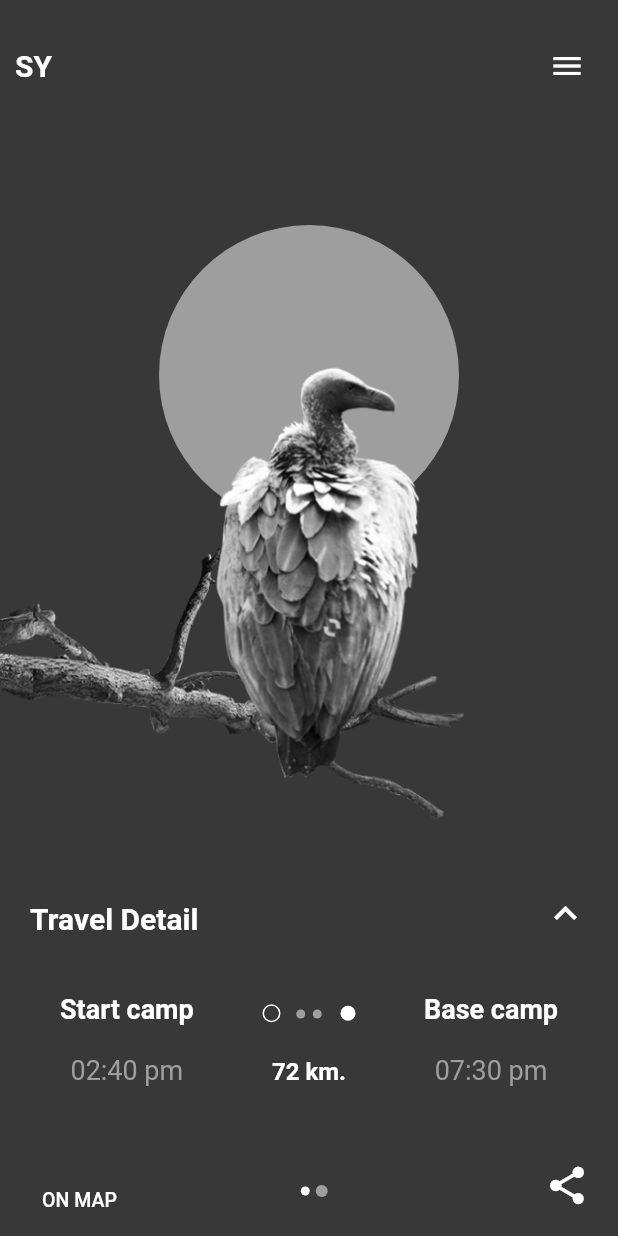
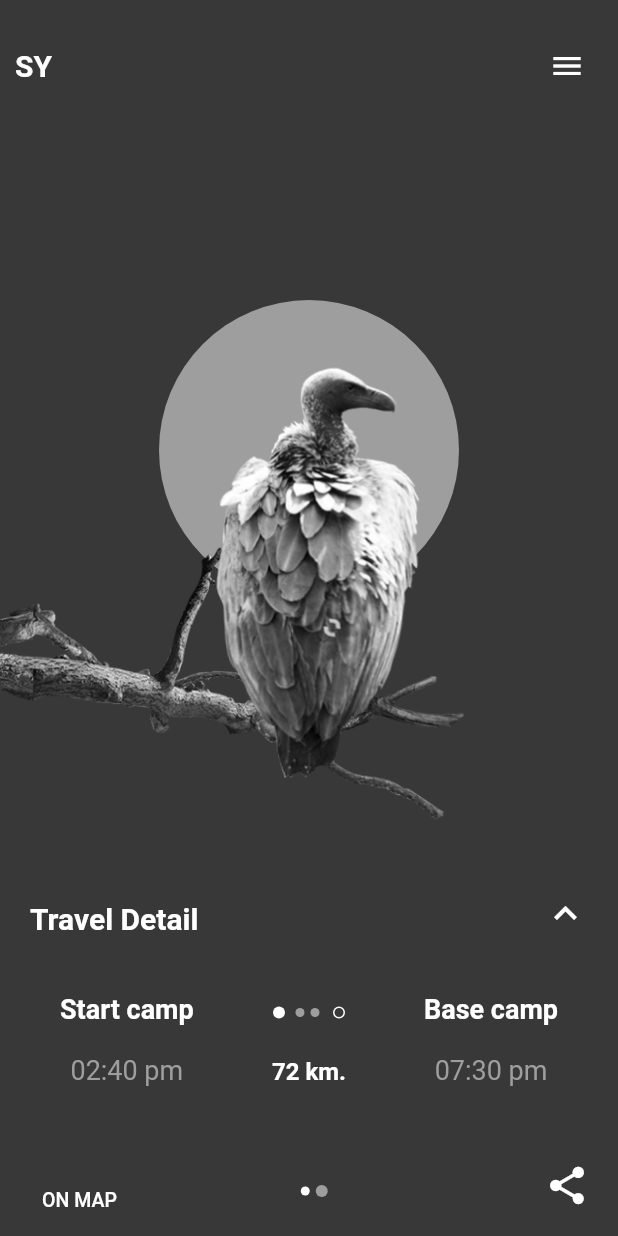
Before and after one commit to taylanyildiz/Travel-UI, a Flutter app: the screen it shows after launch, swiped to page 2, on a phone screen of 412 x 824 dp. Run offline on Flutter 3.47's test engine with Material 2 defaults, Android fonts, the light colour scheme and no system bars.

Commit message:
added circle center button animation

```diff
--- a/lib/screens/pages/leopard_page.dart
+++ b/lib/screens/pages/leopard_page.dart
@@ -11,15 +11,11 @@ class LeopardPage extends StatelessWidget {
 
   @override
   Widget build(BuildContext context) {
-    return Center(
-      child: Column(
-        mainAxisAlignment: MainAxisAlignment.center,
-        crossAxisAlignment: CrossAxisAlignment.start,
+    return Stack(
       children: [
         _The72Text(controller: controller),
         _LeopardDescription(controller: controller),
       ],
-      ),
     );
   }
 }
@@ -32,7 +28,9 @@ class _The72Text extends AnimatedWidget {
   final PageController controller;
   @override
   Widget build(BuildContext context) {
-    return Transform.translate(
+    return Positioned(
+      top: 150.0,
+      child: Transform.translate(
         offset: Offset(-60 - 0.5 * (controller.offset), 0),
         child: RotatedBox(
           quarterTurns: 1,
@@ -42,6 +40,7 @@ class _The72Text extends AnimatedWidget {
               color: Colors.white,
               fontSize: 350.0,
               fontWeight: FontWeight.bold,
+            ),
           ),
         ),
       ),
@@ -59,14 +58,20 @@ class _LeopardDescription extends AnimatedWidget {
 
   @override
   Widget build(BuildContext context) {
+    final size = MediaQuery.of(context).size;
     double opacity = 0.0;
     if (controller.position.hasContentDimensions) {
       opacity = controller.page!;
     }
-    return Opacity(
+    return Positioned(
+      bottom: size.height * .09,
+      child: Opacity(
         opacity: max(0.0, 1 - 1.5 * opacity),
         child: Padding(
           padding: EdgeInsets.symmetric(horizontal: 5.0),
+          child: Container(
+            height: size.height / 6,
+            width: size.width,
             child: Column(
               crossAxisAlignment: CrossAxisAlignment.start,
               children: [
@@ -78,7 +83,7 @@ class _LeopardDescription extends AnimatedWidget {
                     fontWeight: FontWeight.bold,
                   ),
                 ),
-            SizedBox(height: 10.0),
+                SizedBox(height: 40.0),
                 Text(
                   'The leopard is distinguished by its well-camouflaged fur, opportunistic hunting behaviour, broad diet, and strength.',
                   style: TextStyle(
@@ -89,6 +94,8 @@ class _LeopardDescription extends AnimatedWidget {
               ],
             ),
           ),
+        ),
+      ),
     );
   }
 }
--- a/lib/screens/pages/vulture_page.dart
+++ b/lib/screens/pages/vulture_page.dart
@@ -19,11 +19,10 @@ class VulturePage extends StatelessWidget {
         CircleAnimation(controller: controller),
         _TravelDetailText(controller: controller),
         _StartCampDetail(controller: controller),
-        _CenterCircle(controller: controller),
         _OnMapButton(controller: controller),
         _BaseCamp(controller: controller),
         _KmText(controller: controller),
-        _BiggerCircle(controller: controller),
+        _CenterCircle(controller: controller),
       ],
     );
   }
@@ -222,72 +221,57 @@ class _CenterCircle extends AnimatedWidget {
   final PageController controller;
   @override
   Widget build(BuildContext context) {
-    double opacitiy = 0.0;
+    double opacity = 0.0;
     if (controller.position.hasContentDimensions) {
-      opacitiy = controller.page!;
+      opacity = max(0, 6 * controller.page! - 5);
     }
     return Positioned(
       bottom: 145.0,
+      child: Center(
         child: Opacity(
-        opacity: max(0, 6 * opacitiy - 5),
-        child: Row(
+          opacity: opacity,
+          child: Stack(
             children: [
               Container(
-              padding: EdgeInsets.all(3.0),
+                margin: EdgeInsets.only(left: opacity * 40.0),
                 decoration: BoxDecoration(
+                  shape: BoxShape.circle,
+                  border: Border.all(color: Colors.white),
+                ),
+                height: 8.0,
+                width: 8.0,
+              ),
+              Container(
+                margin: EdgeInsets.only(left: opacity * 15.0),
+                decoration: BoxDecoration(
+                  shape: BoxShape.circle,
                   color: Colors.grey,
+                ),
+                height: 8.0,
+                width: 6.0,
+              ),
+              Container(
+                margin: EdgeInsets.only(left: opacity * 25.0),
+                decoration: BoxDecoration(
+                  shape: BoxShape.circle,
+                  color: Colors.grey,
+                ),
+                height: 8.0,
+                width: 6.0,
+              ),
+              Container(
+                margin: EdgeInsets.only(left: 0.0),
+                decoration: BoxDecoration(
+                  color: Colors.white,
                   shape: BoxShape.circle,
                 ),
-            ),
-            SizedBox(width: 5.0),
-            Container(
-              padding: EdgeInsets.all(3.0),
-              decoration: BoxDecoration(
-                color: Colors.grey,
-                shape: BoxShape.circle,
-              ),
+                height: 8.0,
+                width: 8.0,
               ),
             ],
+          ),
         ),
       ),
     );
   }
 }
-
-class _BiggerCircle extends AnimatedWidget {
-  _BiggerCircle({
-    Key? key,
-    required this.controller,
-  }) : super(key: key, listenable: controller);
-
-  final PageController controller;
-  @override
-  Widget build(BuildContext context) {
-    double opacitiy = 0.0;
-    if (controller.position.hasContentDimensions) {
-      opacitiy = controller.page!;
-    }
-    return Positioned(
-      bottom: 142.5,
-      child: Row(
-        children: [
-          Container(
-            padding: EdgeInsets.all(5.0),
-            decoration: BoxDecoration(
-              shape: BoxShape.circle,
-              border: Border.all(color: Colors.white),
-            ),
-          ),
-          SizedBox(width: 40.0),
-          Container(
-            padding: EdgeInsets.all(5.0),
-            decoration: BoxDecoration(
-              color: Colors.white,
-              shape: BoxShape.circle,
-            ),
-          ),
-        ],
-      ),
-    );
-  }
-}
--- a/lib/widgets/circle_animation.dart
+++ b/lib/widgets/circle_animation.dart
@@ -17,7 +17,8 @@ class CircleAnimation extends AnimatedWidget {
       value = controller.page!;
     }
     return Positioned(
-      top: 150.0,
+      top: 200.0,
+      child: Center(
         child: Transform.scale(
           scale: max(0.0, 5 * value - 4),
           child: Container(
@@ -29,6 +30,7 @@ class CircleAnimation extends AnimatedWidget {
             ),
           ),
         ),
+      ),
     );
   }
 }
```
Lines whose indentation alone changed are shown as unchanged.
